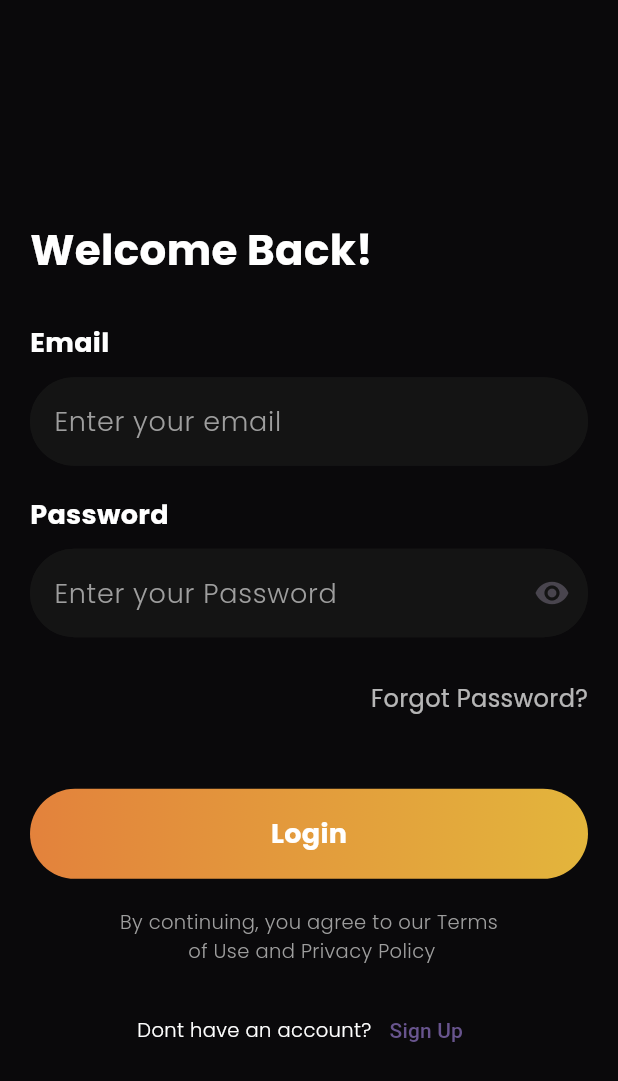
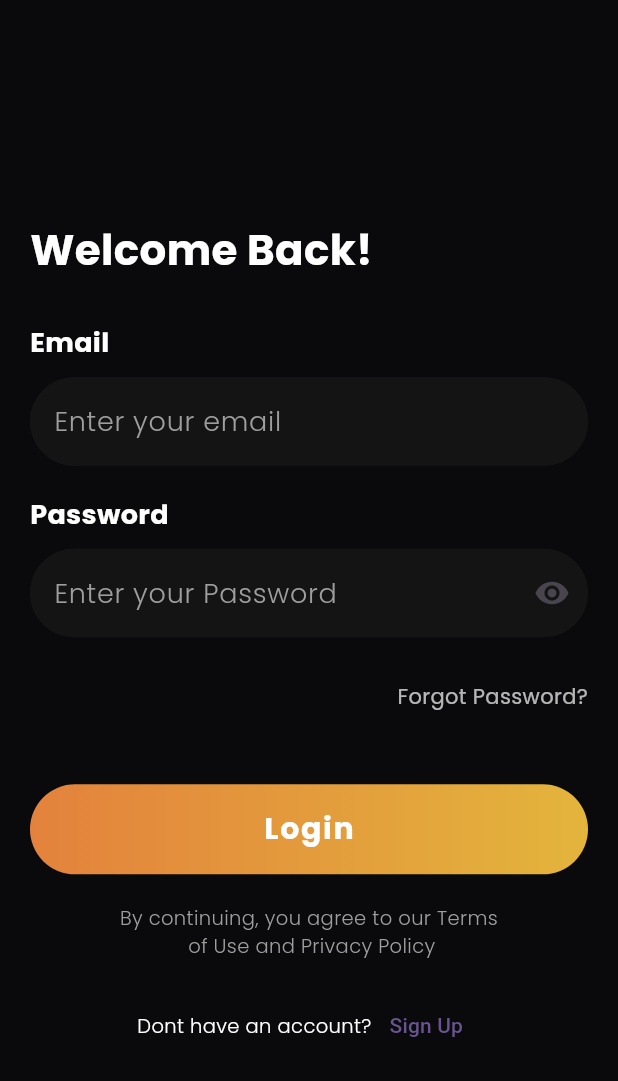
Before and after one commit to Islam-Ragab015/BudgetPal, a Flutter app: the screen it shows after launch, on a phone screen of 412 x 824 dp. Shown: the top 1081 px of the screen. Run offline on Flutter 3.47's test engine with Material 3 defaults, Android fonts, the phone set to English and light mode, and no system bars; our stand-ins replace firebase_auth, firebase_core, flutter_bloc, flutter_screenutil; accounts and stored records are empty.

Commit message:
forget pass font

```diff
--- a/lib/features/login/ui/screens/login_screen.dart
+++ b/lib/features/login/ui/screens/login_screen.dart
@@ -39,6 +39,7 @@ class _LoginScreenState extends State<LoginScreen> {
                   style: FontHelper.font16Regular.copyWith(
                     color: Colors.white
                         .withOpacity(0.7), // Slight opacity for less emphasis
+                    fontSize: 14,
                   ),
                 ),
               ),
@@ -50,9 +51,12 @@ class _LoginScreenState extends State<LoginScreen> {
                     stops: [0.0, 1.0],
                     colors: [MyColors.orangeColor, MyColors.yellowColor]),
                 onPressed: () => validateThenLogin(context),
-                child: const Text(
+                child: Text(
                   'Login',
-                  style: FontHelper.font18BoldWhite,
+                  style: FontHelper.font18BoldWhite.copyWith(
+                    fontSize: 20,
+                    letterSpacing: 1.1,
+                  ),
                 ),
               ),
               verticalSpace(20), // Space before terms and conditions text
```
